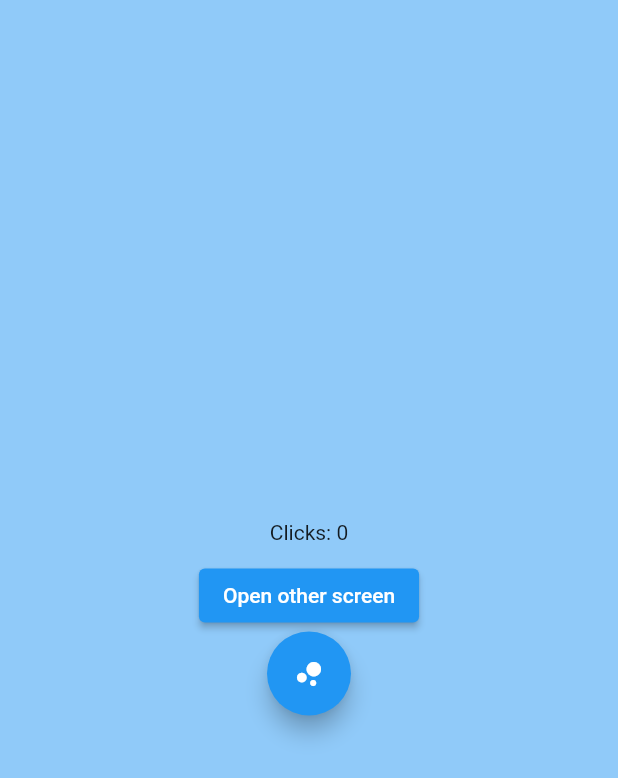
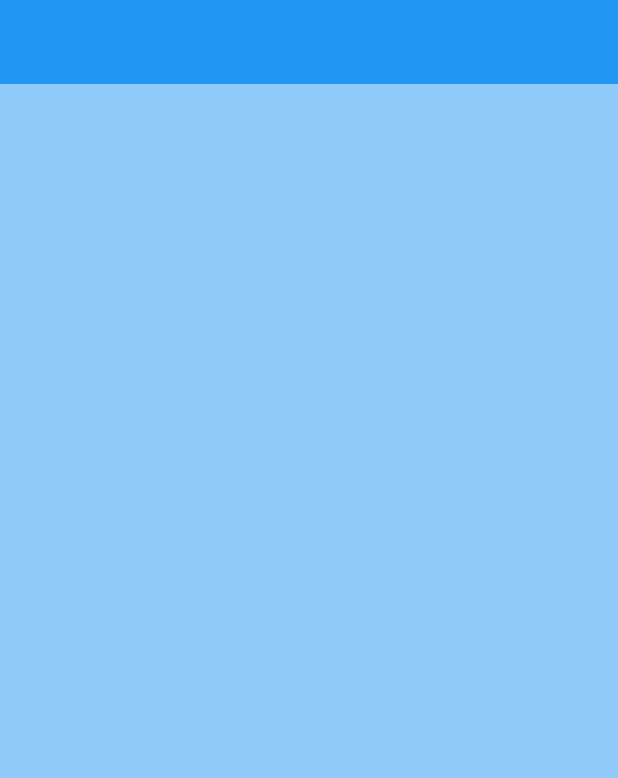
Before and after one commit to Auenc/adolygu-backoffice, a Flutter app: the screen it shows after launch, on a phone screen of 412 x 824 dp. Shown: the top 778 px of the screen. Run offline on Flutter 3.47's test engine with Material 2 defaults, Android fonts, the light colour scheme and no system bars; our stand-ins replace get.

Commit message:
Basic small and large layout

```diff
--- a/lib/controllers/theme_controller.dart
+++ /dev/null
@@ -1,10 +0,0 @@
-import 'package:get/get.dart';
-
-class ThemeController extends GetxController {
-  var isDarkTheme = false.obs;
-
-  void toggleDarkThem() {
-    isDarkTheme.toggle();
-    print(isDarkTheme.value);
-  }
-}
--- /dev/null
+++ b/lib/helpers/responsiveness.dart
@@ -0,0 +1,42 @@
+import 'package:flutter/material.dart';
+
+const int largeScreenSize = 1366;
+const int mediumScreenSize = 768;
+const int smallScreenSize = 360;
+
+class ResponsivenessWidget extends StatelessWidget {
+  final Widget largeScreen;
+  final Widget? mediumScreen;
+  final Widget? smallScreen;
+
+  const ResponsivenessWidget({
+    Key? key,
+    required this.largeScreen,
+    this.mediumScreen,
+    this.smallScreen,
+  }) : super(key: key);
+
+  static bool isSmallScreen(BuildContext context) =>
+      MediaQuery.of(context).size.width < smallScreenSize;
+
+  static bool isMediumScreen(BuildContext context) =>
+      MediaQuery.of(context).size.width >= mediumScreenSize &&
+      MediaQuery.of(context).size.width < largeScreenSize;
+
+  static bool isLargeScreen(BuildContext context) =>
+      MediaQuery.of(context).size.width > largeScreenSize;
+
+  @override
+  Widget build(BuildContext context) {
+    return LayoutBuilder(builder: (context, constraints) {
+      double _width = constraints.maxWidth;
+      if (_width >= largeScreenSize) {
+        return largeScreen;
+      }
+      if (_width < largeScreenSize && _width >= mediumScreenSize) {
+        return mediumScreen ?? smallScreen ?? largeScreen;
+      }
+      return smallScreen ?? largeScreen;
+    });
+  }
+}
--- /dev/null
+++ b/lib/layout.dart
@@ -0,0 +1,22 @@
+import 'package:adolygu_backoffice/helpers/responsiveness.dart';
+import 'package:adolygu_backoffice/widgets/large_screen.dart';
+import 'package:adolygu_backoffice/widgets/small_screen.dart';
+import 'package:flutter/material.dart';
+
+class Layout extends StatelessWidget {
+  const Layout({Key? key}) : super(key: key);
+
+  @override
+  Widget build(BuildContext context) {
+    return Scaffold(
+      appBar: AppBar(
+        elevation: 0,
+        backgroundColor: Theme.of(context).primaryColor,
+      ),
+      body: const ResponsivenessWidget(
+        largeScreen: LargeScreen(),
+        smallScreen: SmallScreen(),
+      ),
+    );
+  }
+}
--- a/lib/main.dart
+++ b/lib/main.dart
@@ -1,7 +1,7 @@
+import 'package:adolygu_backoffice/layout.dart';
 import 'package:flutter/material.dart';
 import 'package:get/get.dart';
 
-import 'controllers/theme_controller.dart';
 import 'pages/home.dart';
 
 void main() => runApp(MyApp());
@@ -9,20 +9,16 @@
 class MyApp extends StatelessWidget {
   MyApp({Key? key}) : super(key: key);
 
-  final ThemeController _darkThemeController = Get.put(ThemeController());
-
   @override
   Widget build(BuildContext context) {
     return GetMaterialApp(
       title: 'Flutter Demo',
-      themeMode: _darkThemeController.isDarkTheme.value
-          ? ThemeMode.dark
-          : ThemeMode.light,
+      themeMode: ThemeMode.system,
       theme: ThemeData(
         primarySwatch: Colors.blue,
       ),
       darkTheme: ThemeData.dark(),
-      home: Home(),
+      home: const Layout(),
     );
   }
 }
--- a/lib/pages/home.dart
+++ b/lib/pages/home.dart
@@ -1,7 +1,5 @@
 import 'package:adolygu_backoffice/controllers/counter_controller.dart';
-import 'package:adolygu_backoffice/controllers/theme_controller.dart';
 import 'package:adolygu_backoffice/pages/other.dart';
-import 'package:flutter/cupertino.dart';
 import 'package:flutter/material.dart';
 import 'package:get/get.dart';
 
@@ -9,7 +7,6 @@
   @override
   Widget build(BuildContext context) {
     final CounterController counterController = Get.put(CounterController());
-    final ThemeController darkThemeController = Get.put(ThemeController());
 
     return Scaffold(
         body: Container(
--- /dev/null
+++ b/lib/widgets/large_screen.dart
@@ -0,0 +1,24 @@
+import 'package:flutter/material.dart';
+
+class LargeScreen extends StatelessWidget {
+  const LargeScreen({Key? key}) : super(key: key);
+
+  @override
+  Widget build(BuildContext context) {
+    return Row(
+      children: [
+        Expanded(
+          child: Container(
+            color: Colors.red,
+          ),
+        ),
+        Expanded(
+          flex: 5,
+          child: Container(
+            color: Colors.white,
+          ),
+        ),
+      ],
+    );
+  }
+}
--- /dev/null
+++ b/lib/widgets/small_screen.dart
@@ -0,0 +1,13 @@
+import 'package:flutter/material.dart';
+
+class SmallScreen extends StatelessWidget {
+  const SmallScreen({Key? key}) : super(key: key);
+
+  @override
+  Widget build(BuildContext context) {
+    return Container(
+      constraints: BoxConstraints.expand(),
+      color: Theme.of(context).backgroundColor,
+    );
+  }
+}
```
